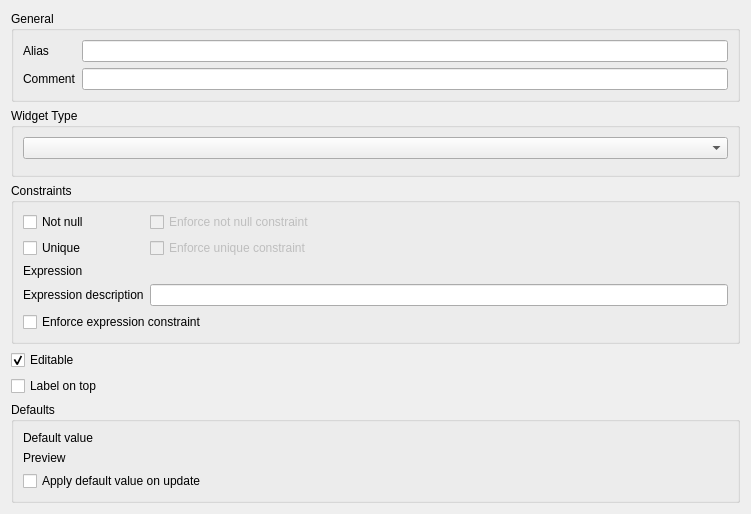
The window that src/ui/qgsattributetypeedit.ui (carsmie/QGIS) describes before a commit, drawn with Qt 5.
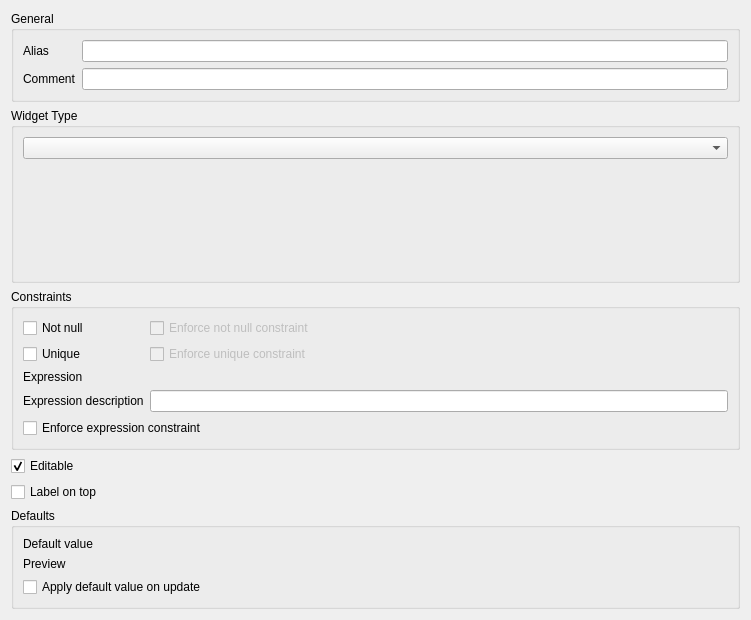
The same window after the commit. Custom widgets are drawn as their Qt base class.

Commit message: Relation Cardinality without own gui

What changed in the file:
```diff
--- a/src/ui/qgsattributetypeedit.ui
+++ b/src/ui/qgsattributetypeedit.ui
@@ -7,7 +7,7 @@
     <x>0</x>
     <y>0</y>
     <width>751</width>
-    <height>487</height>
+    <height>620</height>
    </rect>
   </property>
   <property name="windowTitle">
```
The commit also changes 2 other files.
